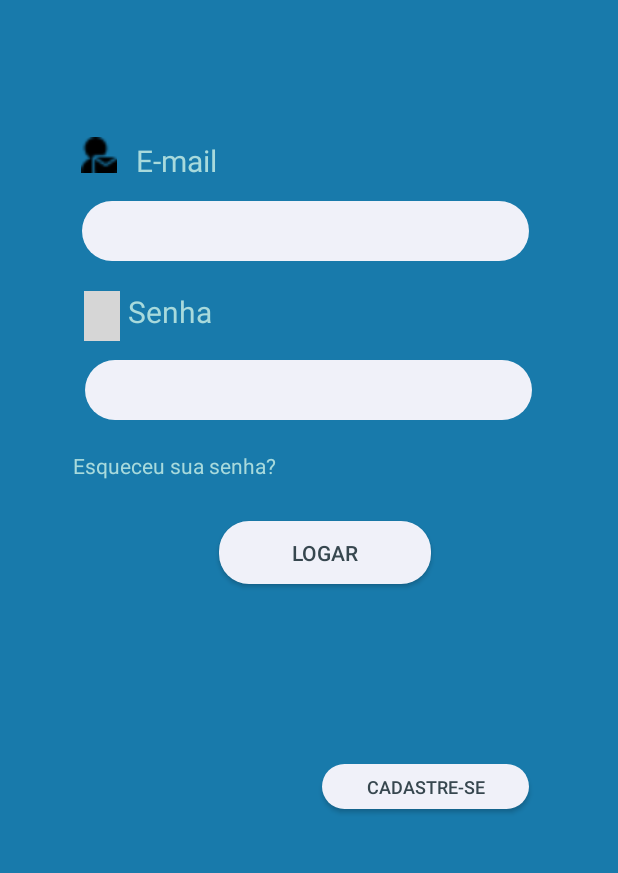
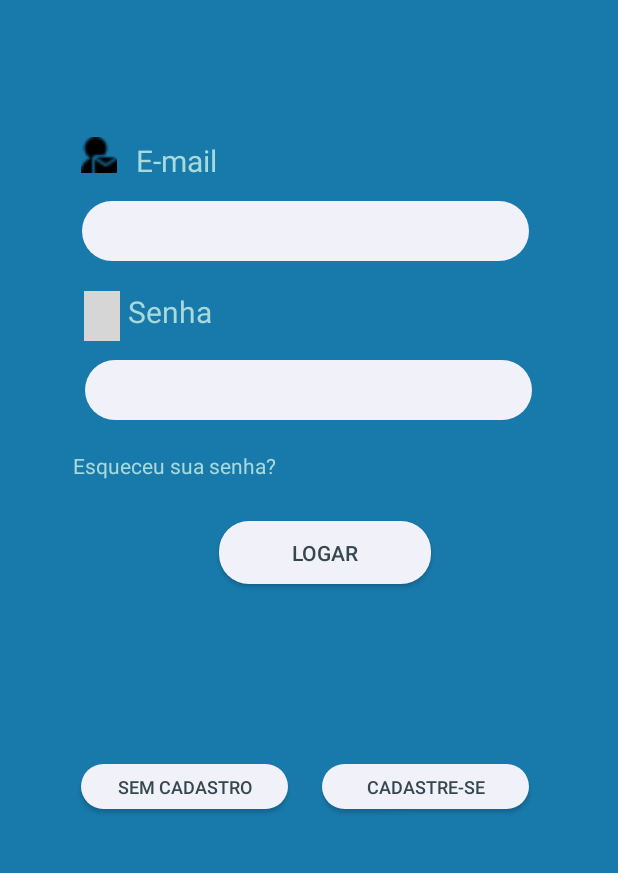
Before and after one commit to pcesar20/mercadIn, an Android app: the screen it shows after launch (MainActivity), on a phone screen of 412 x 824 dp, the part 302-1175 px from its top. Run offline under Robolectric (Android 15) with nearby library versions, the phone set to English and light mode, and no system bars; grey boxes are pictures that could not be loaded.

Commit message:
Adicionado botão que dá opção de não se cadastrar para usar o app

```diff
--- a/app/src/main/java/br/com/pauloc/mercadin/MainActivity.java
+++ b/app/src/main/java/br/com/pauloc/mercadin/MainActivity.java
@@ -12,7 +12,7 @@
 public class MainActivity extends AppCompatActivity {
 
     EditText edtEmail, edtSenha;
-    Button btnLogar, btnCadastrar;
+    Button btnLogar, btnCadastrar, btnSemCadastro;
 
     @Override
     protected void onCreate(Bundle savedInstanceState) {
@@ -22,6 +22,7 @@
         edtSenha = findViewById(R.id.edtSenha);
         btnLogar = findViewById(R.id.btnLogar);
         btnCadastrar = findViewById(R.id.btnCadastrar);
+        btnSemCadastro = findViewById(R.id.btnSemCadastro);
 
         edtEmail.requestFocus();
 
--- a/app/src/main/res/layout/activity_main.xml
+++ b/app/src/main/res/layout/activity_main.xml
@@ -6,6 +6,21 @@
     android:layout_height="match_parent"
     android:background="@color/colorBack"
     tools:context=".MainActivity">
+
+    <Button
+        android:id="@+id/btnSemCadastro"
+        android:layout_width="138dp"
+        android:layout_height="30dp"
+        android:background="@drawable/button"
+        android:text="@string/sem_cadastro"
+        android:textColor="@color/colorBotao"
+        android:textSize="12sp"
+        app:layout_constraintBottom_toBottomOf="parent"
+        app:layout_constraintEnd_toEndOf="parent"
+        app:layout_constraintHorizontal_bias="0.197"
+        app:layout_constraintStart_toStartOf="parent"
+        app:layout_constraintTop_toTopOf="parent"
+        app:layout_constraintVertical_bias="0.887" />
 
     <TextView
         android:id="@+id/textEmail"
--- a/app/src/main/res/values/strings.xml
+++ b/app/src/main/res/values/strings.xml
@@ -9,4 +9,5 @@
     <string name="favorita">Criar um nova conta com:</string>
     <string name="criar">Criar</string>
     <string name="limpar">Limpar</string>
+    <string name="sem_cadastro">Sem Cadastro</string>
 </resources>
```
